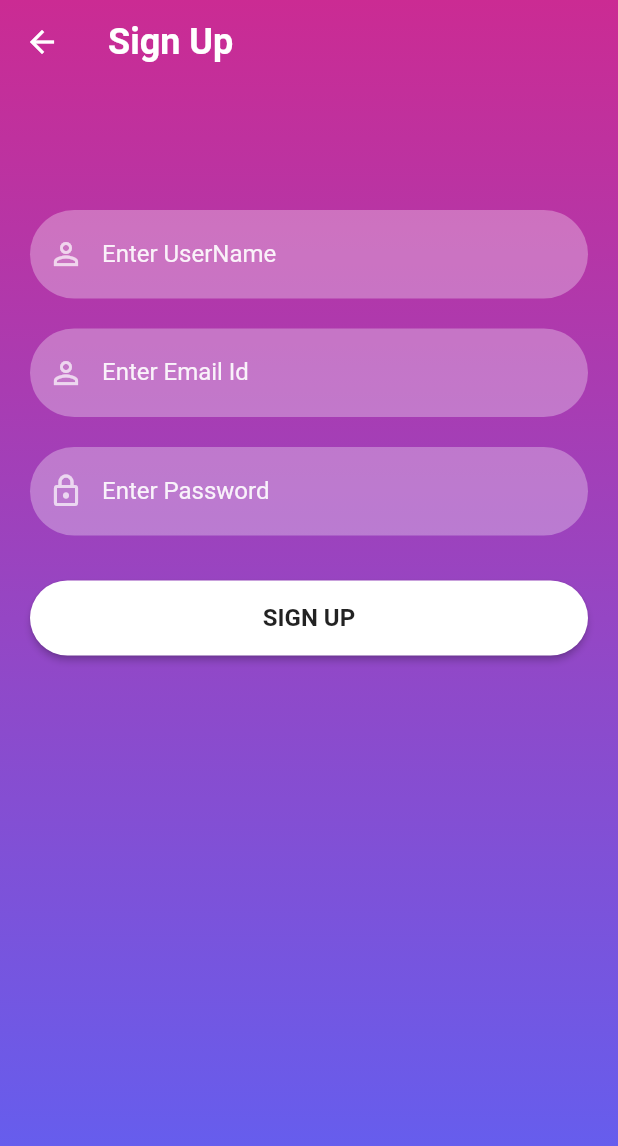
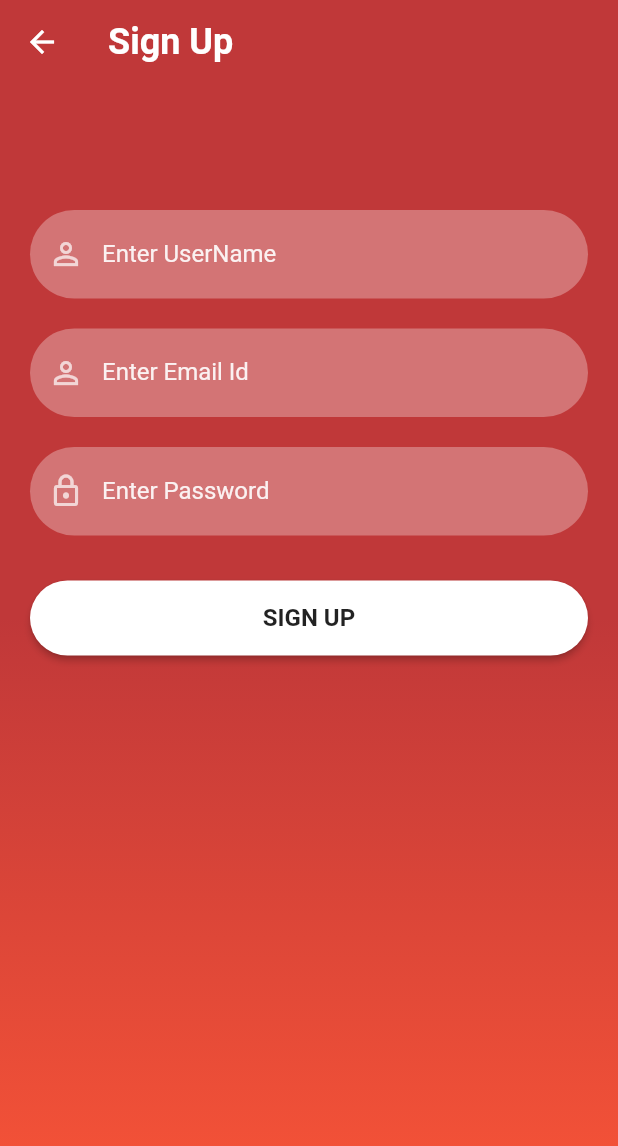
Before and after one commit to akshaykamath45/Flutter_Login, a Flutter app: the screen it shows after launch, after a tap on "Sign Up", on a phone screen of 412 x 824 dp. Shown: the top 1146 px of the screen. Run offline on Flutter 3.47's test engine with Material 2 defaults, Android fonts, the light colour scheme and no system bars; our stand-ins replace firebase_auth, firebase_core; accounts and stored records are empty; network calls fail.

Commit message:
UI Changes

```diff
--- a/login/lib/screens/signin_screen.dart
+++ b/login/lib/screens/signin_screen.dart
@@ -28,9 +28,9 @@ class _SignInScreenState extends State<SignInScreen> {
         height: MediaQuery.of(context).size.height,
         decoration: BoxDecoration(
             gradient: LinearGradient(colors: [
-          hexStringToColor("CB2B93"),
-          hexStringToColor("9546C4"),
-          hexStringToColor("5E61F4")
+          hexStringToColor("c03839"),
+          hexStringToColor("c03839"),
+          hexStringToColor("fa5537")
         ], begin: Alignment.topCenter, end: Alignment.bottomCenter)),
         child: SingleChildScrollView(
           child: Padding(
--- a/login/lib/screens/signup_screen.dart
+++ b/login/lib/screens/signup_screen.dart
@@ -35,9 +35,12 @@ class _SignUpScreenState extends State<SignUpScreen> {
           height: MediaQuery.of(context).size.height,
           decoration: BoxDecoration(
               gradient: LinearGradient(colors: [
-            hexStringToColor("CB2B93"),
-            hexStringToColor("9546C4"),
-            hexStringToColor("5E61F4")
+            // hexStringToColor("CB2B93"),
+            // hexStringToColor("9546C4"),
+            // hexStringToColor("5E61F4")
+            hexStringToColor("c03839"),
+            hexStringToColor("c03839"),
+            hexStringToColor("fa5537")
           ], begin: Alignment.topCenter, end: Alignment.bottomCenter)),
           child: SingleChildScrollView(
               child: Padding(
```
